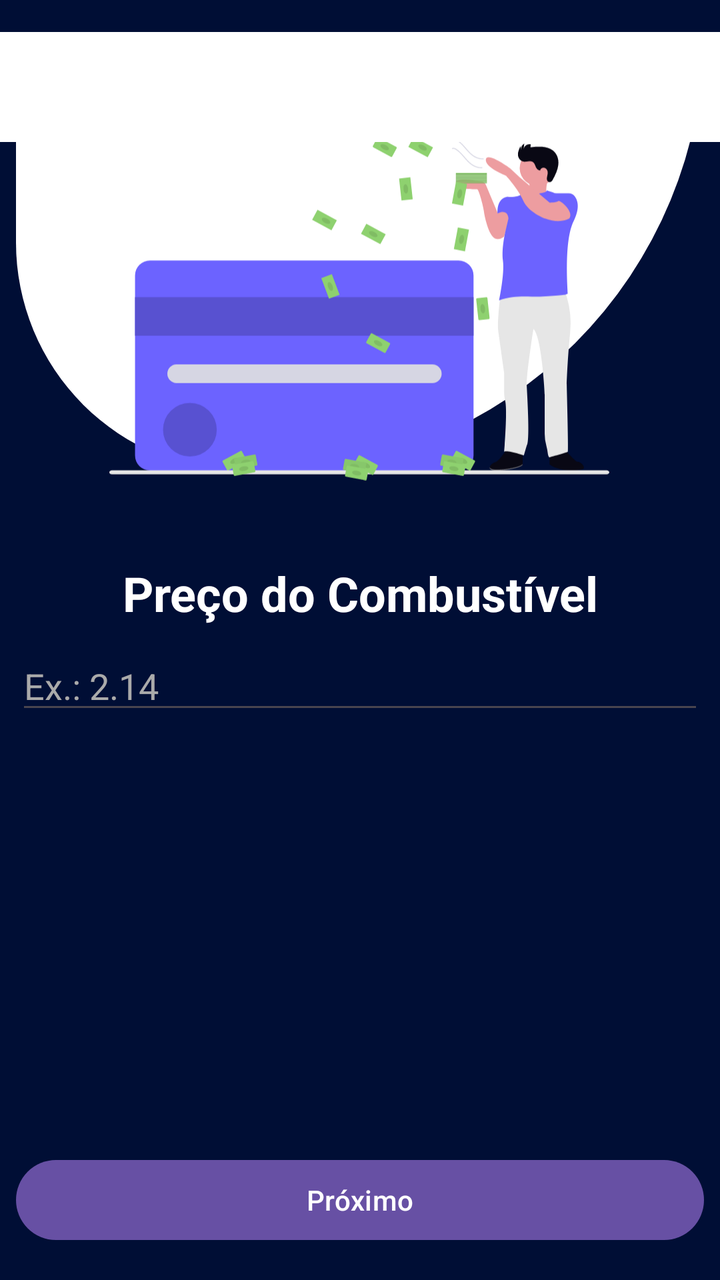
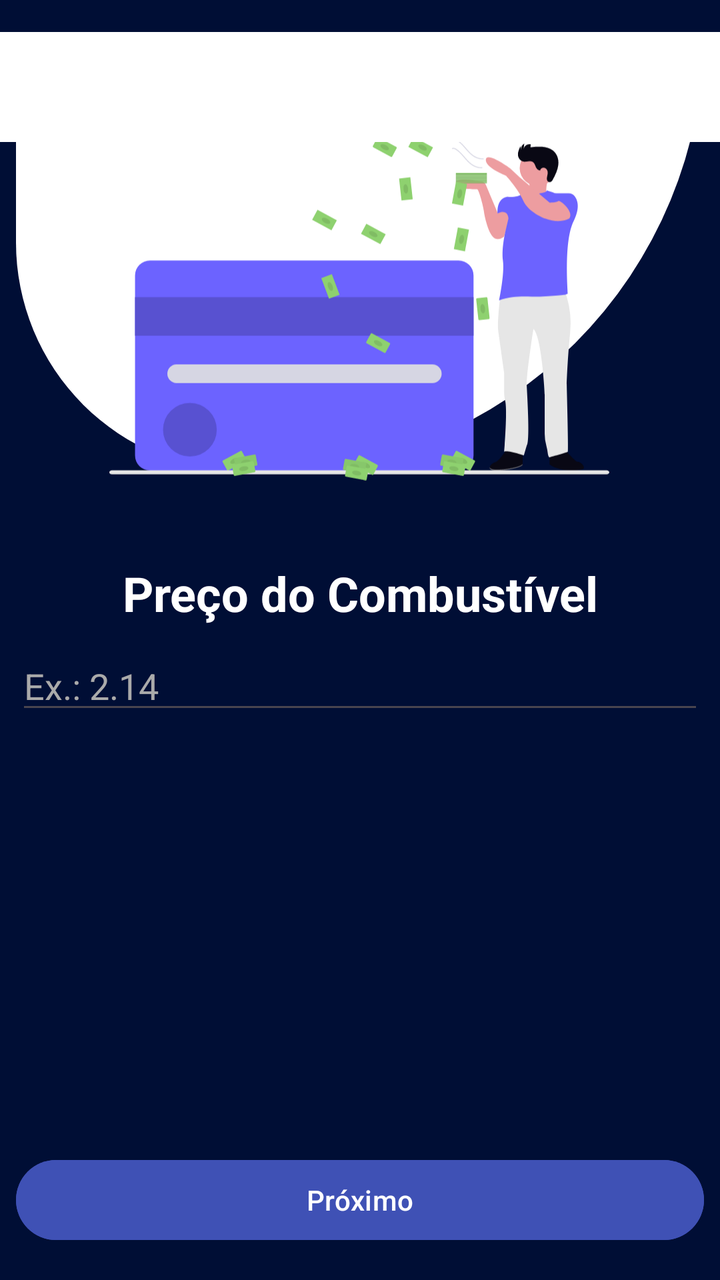

Compare the two renders of this Android layout. The source of the first and the diff that turns it into the second are given below.
<!-- AndroidManifest.xml: application theme Theme.FuelCalculator -->
<!-- res/layout/activity_preco_combustivel.xml -->
<?xml version="1.0" encoding="utf-8"?>
<androidx.constraintlayout.widget.ConstraintLayout xmlns:android="http://schemas.android.com/apk/res/android"
    xmlns:app="http://schemas.android.com/apk/res-auto"
    xmlns:tools="http://schemas.android.com/tools"
    android:id="@+id/main"
    android:background="@color/background"
    android:layout_width="match_parent"
    android:layout_height="match_parent"
    tools:context=".PrecoCombustivelActivity">

    <View
        android:id="@+id/linearLayout"
        android:layout_width="match_parent"
        android:layout_height="220dp"
        android:layout_marginStart="8dp"
        android:layout_marginTop="16dp"
        android:layout_marginEnd="8dp"
        android:background="@drawable/bg_rounded"
        android:gravity="center"
        app:layout_constraintEnd_toEndOf="parent"
        app:layout_constraintHorizontal_bias="1.0"
        app:layout_constraintStart_toStartOf="parent"
        app:layout_constraintTop_toTopOf="parent" />

    <EditText
        android:id="@+id/edtPrecoCombustivel"
        android:layout_width="0dp"
        android:layout_height="wrap_content"
        android:layout_marginStart="8dp"
        android:layout_marginTop="8dp"
        android:layout_marginEnd="8dp"
        android:ems="10"
        android:hint="Ex.: 2.14"
        android:inputType="numberDecimal"
        android:textColor="@color/white"
        android:textColorHint="@android:color/darker_gray"
        app:layout_constraintEnd_toEndOf="parent"
        app:layout_constraintHorizontal_bias="0.0"
        app:layout_constraintStart_toStartOf="parent"
        app:layout_constraintTop_toBottomOf="@+id/tvPrecoCombustivelTitulo" />

    <Button
        android:id="@+id/btnPrecoCombustivelProximo"
        android:layout_width="0dp"
        android:layout_height="wrap_content"
        android:layout_marginStart="8dp"
        android:layout_marginEnd="8dp"
        android:layout_marginBottom="16dp"
        android:text="Próximo"
        app:layout_constraintBottom_toBottomOf="parent"
        app:layout_constraintEnd_toEndOf="parent"
        app:layout_constraintHorizontal_bias="0.0"
        app:layout_constraintStart_toStartOf="parent"
        app:layout_constraintTop_toBottomOf="@+id/edtPrecoCombustivel"
        app:layout_constraintVertical_bias="1.0" />

    <TextView
        android:id="@+id/tvPrecoCombustivelTitulo"
        android:layout_width="wrap_content"
        android:layout_height="wrap_content"
        android:layout_marginTop="16dp"
        android:text="Preço do Combustível"
        android:textColor="@color/white"
        android:textSize="24sp"
        android:textStyle="bold"
        app:layout_constraintEnd_toEndOf="parent"
        app:layout_constraintStart_toStartOf="parent"
        app:layout_constraintTop_toBottomOf="@+id/imageView" />

    <ImageView
        android:id="@+id/imageView"
        android:layout_width="250dp"
        android:layout_height="220dp"
        android:layout_marginTop="16dp"
        android:src="@drawable/icon_pin_preco_combustivel"
        app:layout_constraintBottom_toBottomOf="parent"
        app:layout_constraintEnd_toEndOf="parent"
        app:layout_constraintHorizontal_bias="0.496"
        app:layout_constraintStart_toStartOf="parent"
        app:layout_constraintTop_toTopOf="parent"
        app:layout_constraintVertical_bias="0.07" />

    <com.google.android.material.appbar.MaterialToolbar
        android:id="@+id/toolbar_preco_combustivel"
        android:layout_width="378dp"
        android:layout_height="55dp"
        android:layout_marginTop="16dp"
        android:background="@color/white"
        android:minHeight="?attr/actionBarSize"
        app:layout_constraintEnd_toEndOf="parent"
        app:layout_constraintHorizontal_bias="0.34"
        app:layout_constraintStart_toStartOf="parent"
        app:layout_constraintTop_toTopOf="parent"
        app:title=" " />


</androidx.constraintlayout.widget.ConstraintLayout>
<!-- resources referenced by this layout -->
<resources>
  <color name="background">#000E35</color>
  <color name="white">#FFFFFFFF</color>
  <!-- drawable bg_rounded (drawable) -->
  <?xml version="1.0" encoding="utf-8"?>
  <shape xmlns:android="http://schemas.android.com/apk/res/android"
      android:shape="rectangle">
  
      <solid android:color="@android:color/white"/>
  
      <corners
          android:topLeftRadius="0dp"
          android:topRightRadius="0dp"
          android:bottomLeftRadius="120dp"
          android:bottomRightRadius="230dp"/>
  
      <padding
          android:left="12dp"
          android:top="12dp"
          android:right="12dp"
          android:bottom="12dp"/>
  
  </shape>
  <!-- drawable icon_pin_preco_combustivel: vector/xml drawable (drawable, 20744 chars, omitted) -->
  <style name="Theme.FuelCalculator" parent="Base.Theme.FuelCalculator" />
  <style name="Base.Theme.FuelCalculator" parent="Theme.Material3.DayNight.NoActionBar">
          
          
      </style>
</resources>

<!-- the commit's change to res/layout/activity_preco_combustivel.xml (unified diff, before → after) -->
@@ -46,6 +46,7 @@
         android:layout_marginStart="8dp"
         android:layout_marginEnd="8dp"
         android:layout_marginBottom="16dp"
+        android:backgroundTint="#3F51B5"
         android:text="Próximo"
         app:layout_constraintBottom_toBottomOf="parent"
         app:layout_constraintEnd_toEndOf="parent"
